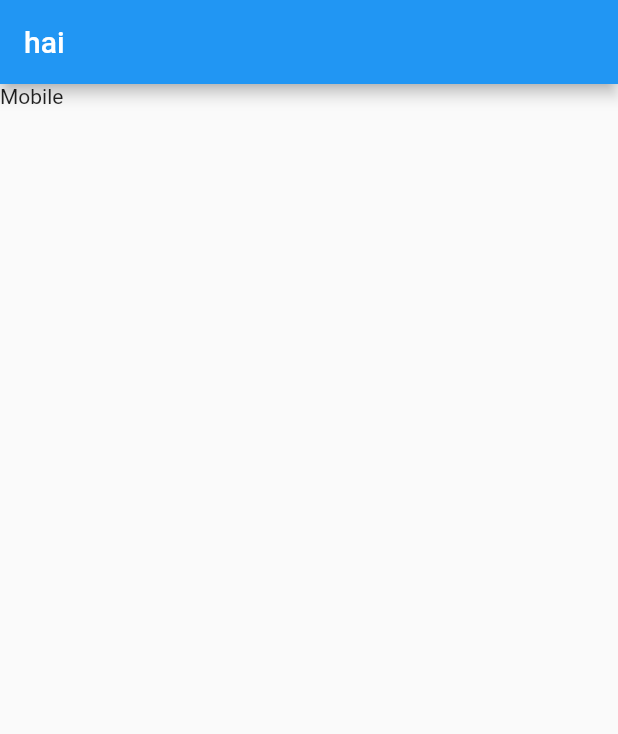
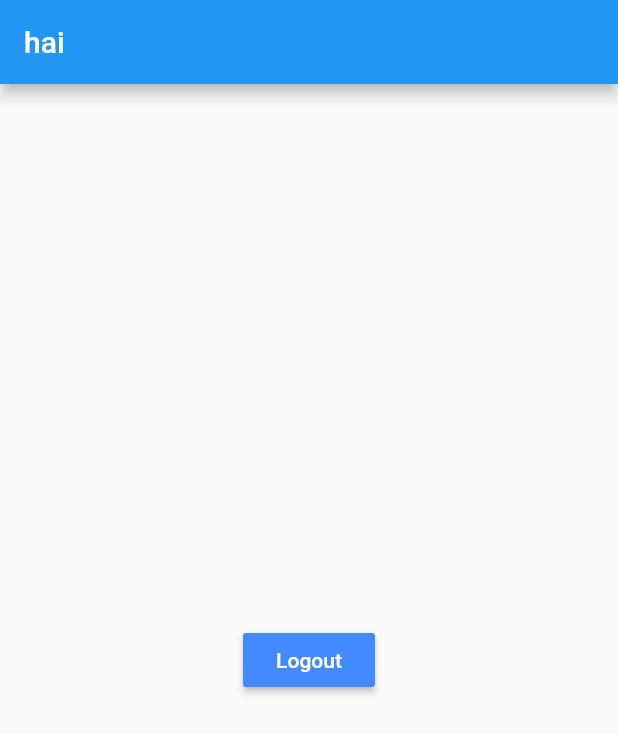
Before and after one commit to agusprayogi02/simple_Flutter_bloc, a Flutter app: the screen it shows after launch, on a phone screen of 412 x 824 dp. Shown: the top 734 px of the screen. Run offline on Flutter 3.47's test engine with Material 2 defaults, Android fonts, the phone set to English and light mode, and no system bars; our stand-ins replace firebase_analytics, firebase_auth, firebase_core, get; accounts and stored records are empty.

Commit message:
(+) change name folder and make logout button

```diff
--- /dev/null
+++ b/fire_login/lib/pages/home_page.dart
@@ -0,0 +1,24 @@
+import 'package:fire_login/controllers/auth_controller.dart';
+import 'package:flutter/material.dart';
+import 'package:get/get.dart';
+
+class HomePage extends GetWidget<AuthController> {
+  @override
+  Widget build(BuildContext context) {
+    return Scaffold(
+      appBar: AppBar(
+        title: Text("hai"),
+      ),
+      body: Container(
+        alignment: Alignment.center,
+        child: MaterialButton(
+          color: Colors.blueAccent,
+          textColor: Colors.white,
+          splashColor: Colors.grey,
+          child: Text("Logout"),
+          onPressed: () => controller.logOut(),
+        ),
+      ),
+    );
+  }
+}
--- a/fire_login/lib/views/signin.dart
+++ b/fire_login/lib/pages/signin_page.dart
@@ -3,7 +3,8 @@ import 'package:flutter/material.dart';
 import 'package:get/get.dart';
 import 'package:get/state_manager.dart';
 
-class SignIn extends GetWidget<AuthController> {
+// ignore: must_be_immutable
+class SignInPage extends GetWidget<AuthController> {
   double height, width;
   @override
   Widget build(BuildContext context) {
--- a/fire_login/lib/services/app_pages.dart
+++ b/fire_login/lib/services/app_pages.dart
@@ -1,12 +1,13 @@
-import 'package:fire_login/views/home.dart';
+import 'package:fire_login/pages/home_page.dart';
+import 'package:fire_login/pages/root_page.dart';
+import 'package:fire_login/pages/signin_page.dart';
 import 'package:get/get.dart';
 part 'app_routes.dart';
 
 abstract class AppPages {
   static final pages = [
-    GetPage(
-      name: Routes.INITIAL,
-      page: () => HomePage(),
-    )
+    GetPage(name: Routes.INITIAL, page: () => HomePage()),
+    GetPage(name: Routes.HOME, page: () => SignInPage()),
+    GetPage(name: Routes.LOGIN, page: () => RootPage()),
   ];
 }
--- a/fire_login/lib/views/home.dart
+++ /dev/null
@@ -1,23 +0,0 @@
-import 'package:flutter/material.dart';
-import 'package:get/get.dart';
-
-class HomePage extends StatefulWidget {
-  HomePage({Key key}) : super(key: key);
-
-  @override
-  _HomePageState createState() => _HomePageState();
-}
-
-class _HomePageState extends State<HomePage> {
-  @override
-  Widget build(BuildContext context) {
-    return Scaffold(
-      appBar: AppBar(
-        title: Text("hai"),
-      ),
-      body: Container(
-        child: GetPlatform.isWeb ? Text("Web") : Text("Mobile"),
-      ),
-    );
-  }
-}
```
Also changed, not shown: fire_login/lib/controllers/auth_controller.dart (+8 -1 lines), fire_login/lib/pages/root_page.dart (added, +12 -0 lines), fire_login/lib/views/root.dart (deleted, +0 -12 lines).
